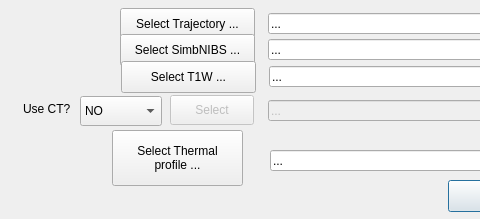
Before: the Qt Designer form BabelBrain/SelFiles/form.ui in ProteusMRIgHIFU/BabelBrain, drawn with Qt 5; both pictures show x 0 to 480 and y 0 to 219 of the 895 by 219 pixel window.
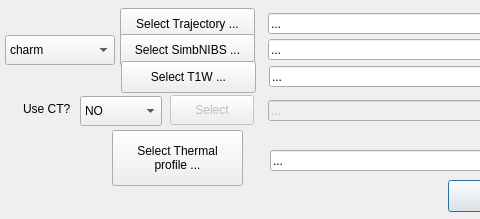
After: the same form once the commit is applied.

Commit message: first tests with charm processing

```diff
--- a/BabelBrain/SelFiles/form.ui
+++ b/BabelBrain/SelFiles/form.ui
@@ -236,6 +236,26 @@
     </property>
    </item>
   </widget>
+  <widget class="QComboBox" name="SimbNIBSTypecomboBox">
+   <property name="geometry">
+    <rect>
+     <x>5</x>
+     <y>35</y>
+     <width>110</width>
+     <height>30</height>
+    </rect>
+   </property>
+   <item>
+    <property name="text">
+     <string>charm</string>
+    </property>
+   </item>
+   <item>
+    <property name="text">
+     <string>headreco</string>
+    </property>
+   </item>
+  </widget>
  </widget>
  <resources/>
  <connections/>
```
The commit also changes 7 other files.
